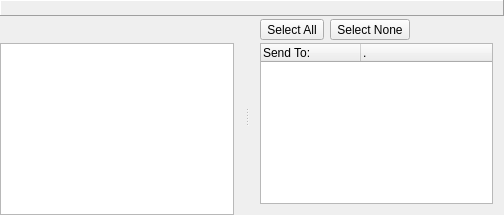
lanmessenger/lanmessenger, file lmc/src/broadcastwindow.ui: the form before one commit.
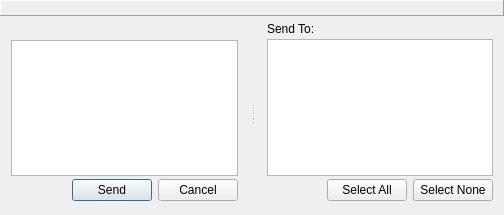
The form after the commit.

```diff
--- a/lmc/src/broadcastwindow.ui
+++ b/lmc/src/broadcastwindow.ui
@@ -17,9 +17,18 @@
    <property name="spacing">
     <number>0</number>
    </property>
-   <property name="margin">
+   <property name="leftMargin">
     <number>0</number>
    </property>
+   <property name="topMargin">
+    <number>0</number>
+   </property>
+   <property name="rightMargin">
+    <number>0</number>
+   </property>
+   <property name="bottomMargin">
+    <number>3</number>
+   </property>
    <item>
     <widget class="QLabel" name="lblInfo">
      <property name="autoFillBackground">
@@ -38,24 +47,24 @@
    </item>
    <item>
     <widget class="QSplitter" name="splitter">
+     <property name="sizePolicy">
+      <sizepolicy hsizetype="Expanding" vsizetype="Expanding">
+       <horstretch>0</horstretch>
+       <verstretch>0</verstretch>
+      </sizepolicy>
+     </property>
      <property name="orientation">
       <enum>Qt::Horizontal</enum>
      </property>
-     <property name="childrenCollapsible">
-      <bool>false</bool>
+     <property name="handleWidth">
+      <number>7</number>
      </property>
      <widget class="QWidget" name="layoutWidget">
       <layout class="QVBoxLayout" name="verticalLayout">
        <property name="spacing">
         <number>0</number>
        </property>
-       <property name="leftMargin">
-        <number>0</number>
-       </property>
        <property name="topMargin">
-        <number>3</number>
-       </property>
-       <property name="bottomMargin">
         <number>0</number>
        </property>
        <item>
@@ -107,46 +116,65 @@
          </property>
         </widget>
        </item>
+       <item>
+        <layout class="QHBoxLayout" name="horizontalLayout_4">
+         <property name="topMargin">
+          <number>3</number>
+         </property>
+         <item>
+          <spacer name="horizontalSpacer">
+           <property name="orientation">
+            <enum>Qt::Horizontal</enum>
+           </property>
+           <property name="sizeHint" stdset="0">
+            <size>
+             <width>40</width>
+             <height>20</height>
+            </size>
+           </property>
+          </spacer>
+         </item>
+         <item>
+          <widget class="QPushButton" name="btnSend">
+           <property name="text">
+            <string>Send</string>
+           </property>
+           <property name="default">
+            <bool>true</bool>
+           </property>
+          </widget>
+         </item>
+         <item>
+          <widget class="QPushButton" name="btnCancel">
+           <property name="text">
+            <string>Cancel</string>
+           </property>
+          </widget>
+         </item>
+        </layout>
+       </item>
       </layout>
      </widget>
      <widget class="QWidget" name="layoutWidget1">
       <layout class="QVBoxLayout" name="verticalLayout_2">
        <property name="spacing">
-        <number>3</number>
+        <number>0</number>
        </property>
        <property name="topMargin">
         <number>3</number>
        </property>
        <item>
-        <layout class="QHBoxLayout" name="horizontalLayout">
-         <item>
-          <widget class="QToolButton" name="btnSelectAll">
-           <property name="text">
-            <string>Select All</string>
-           </property>
-          </widget>
-         </item>
-         <item>
-          <widget class="QToolButton" name="btnSelectNone">
-           <property name="text">
-            <string>Select None</string>
-           </property>
-          </widget>
-         </item>
-         <item>
-          <spacer name="horizontalSpacer_2">
-           <property name="orientation">
-            <enum>Qt::Horizontal</enum>
-           </property>
-           <property name="sizeHint" stdset="0">
-            <size>
-             <width>40</width>
-             <height>20</height>
-            </size>
-           </property>
-          </spacer>
-         </item>
-        </layout>
+        <widget class="QLabel" name="label">
+         <property name="minimumSize">
+          <size>
+           <width>0</width>
+           <height>20</height>
+          </size>
+         </property>
+         <property name="text">
+          <string>Send To:</string>
+         </property>
+        </widget>
        </item>
        <item>
         <widget class="QTreeWidget" name="tvUserList">
@@ -174,6 +202,9 @@
          <property name="allColumnsShowFocus">
           <bool>true</bool>
          </property>
+         <attribute name="headerVisible">
+          <bool>false</bool>
+         </attribute>
          <column>
           <property name="text">
            <string>Send To:</string>
@@ -186,6 +217,40 @@
          </column>
         </widget>
        </item>
+       <item>
+        <layout class="QHBoxLayout" name="horizontalLayout">
+         <property name="topMargin">
+          <number>3</number>
+         </property>
+         <item>
+          <spacer name="horizontalSpacer_2">
+           <property name="orientation">
+            <enum>Qt::Horizontal</enum>
+           </property>
+           <property name="sizeHint" stdset="0">
+            <size>
+             <width>40</width>
+             <height>20</height>
+            </size>
+           </property>
+          </spacer>
+         </item>
+         <item>
+          <widget class="QPushButton" name="btnSelectAll">
+           <property name="text">
+            <string>Select All</string>
+           </property>
+          </widget>
+         </item>
+         <item>
+          <widget class="QPushButton" name="btnSelectNone">
+           <property name="text">
+            <string>Select None</string>
+           </property>
+          </widget>
+         </item>
+        </layout>
+       </item>
       </layout>
      </widget>
     </widget>
```
Left out of the diff: 19 changed lines with no effect on the pictures.
